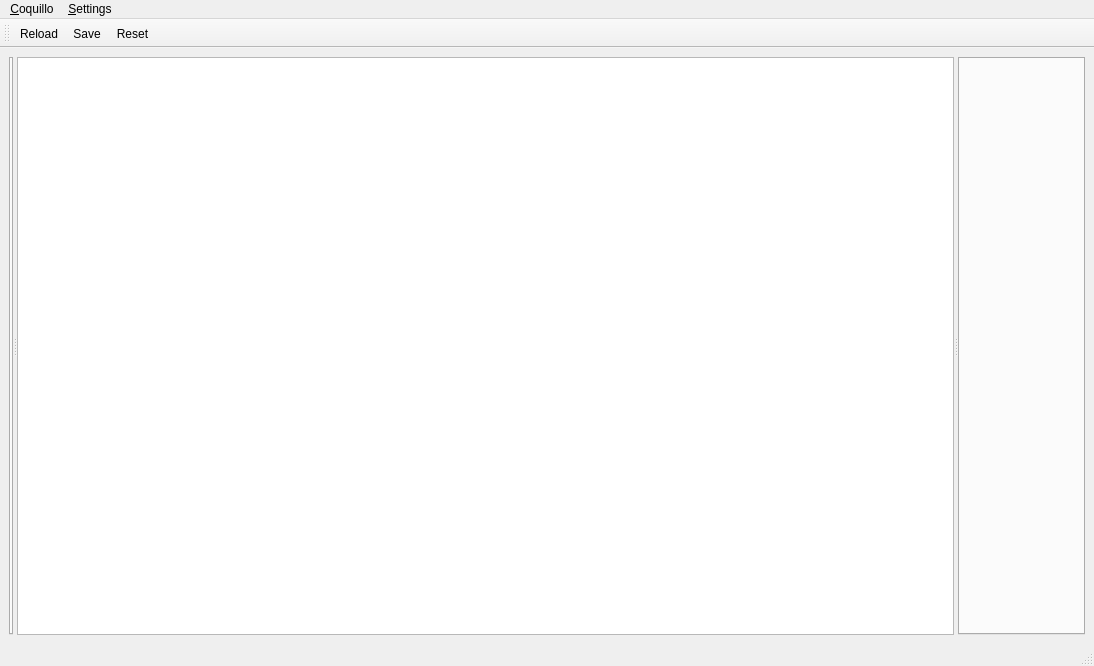
This is ui/mainwindow.ui in sjuvonen/coquillo as Qt 5 draws it before an edit. The edited form follows.
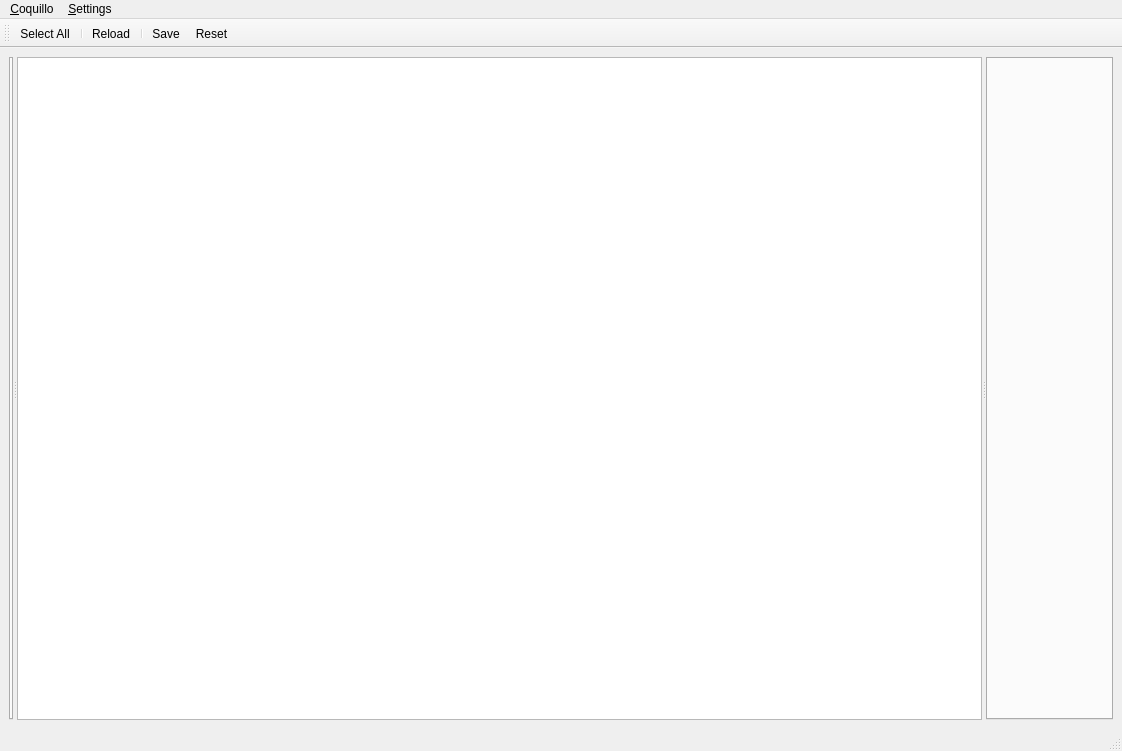
This is the edited form. Icons and pictures are not drawn. Custom widgets are drawn as their Qt base class.

Commit message: Select all button

The edit to the form file:
```diff
--- a/ui/mainwindow.ui
+++ b/ui/mainwindow.ui
@@ -6,8 +6,8 @@
    <rect>
     <x>0</x>
     <y>0</y>
-    <width>1094</width>
-    <height>666</height>
+    <width>1122</width>
+    <height>751</height>
    </rect>
   </property>
   <property name="windowTitle">
@@ -83,7 +83,7 @@
     <rect>
      <x>0</x>
      <y>0</y>
-     <width>1094</width>
+     <width>1122</width>
      <height>20</height>
     </rect>
    </property>
@@ -115,7 +115,10 @@
    <attribute name="toolBarBreak">
     <bool>false</bool>
    </attribute>
+   <addaction name="actionSelectAll"/>
+   <addaction name="separator"/>
    <addaction name="actionReload"/>
+   <addaction name="separator"/>
    <addaction name="actionSave"/>
    <addaction name="actionDiscard"/>
   </widget>
@@ -199,6 +202,17 @@
     <string>Ctrl+R</string>
    </property>
   </action>
+  <action name="actionSelectAll">
+   <property name="icon">
+    <iconset theme="edit-select-all"/>
+   </property>
+   <property name="text">
+    <string>Select All</string>
+   </property>
+   <property name="shortcut">
+    <string>Ctrl+A</string>
+   </property>
+  </action>
  </widget>
  <customwidgets>
   <customwidget>
```
Left out of the diff: 20 changed lines with no effect on the pictures. The commit also changes 2 other files.
